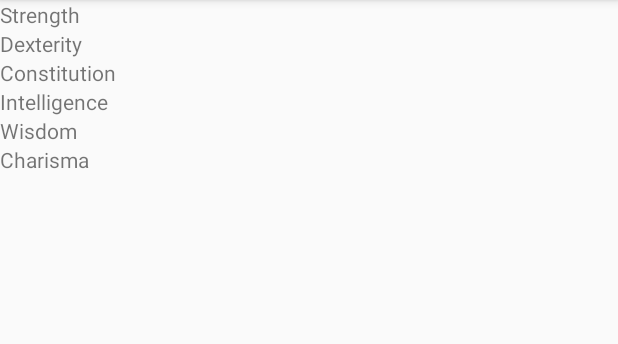
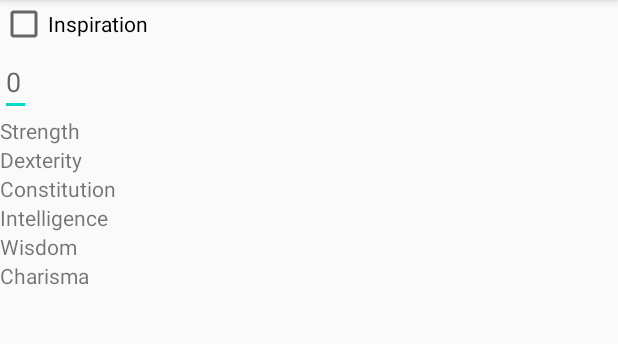
Before and after one commit to austinread/rolladex-android, an Android app: the fragment StatsFragment shown on its own in the app's theme, on a phone screen of 412 x 824 dp, the part 84-428 px from its top. Run offline under Robolectric (Android 15) with nearby library versions, the phone set to English and light mode, and no system bars; our stand-ins replace Room's generated code, data binding; 1 statement that could not run was skipped.

Commit message:
Inspiration and Proficiency fields

```diff
--- a/app/src/main/java/io/github/austinread/rolladex/entities/CharacterSheet.kt
+++ b/app/src/main/java/io/github/austinread/rolladex/entities/CharacterSheet.kt
@@ -22,6 +22,8 @@ data class CharacterSheet(
     @ColumnInfo(name = "alignment") var Alignment: String = "True Neutral",
     @ColumnInfo(name = "xp") var XP: Int = 0,
 
+    @ColumnInfo(name = "inspiration") var Inspiration: Boolean = false,
+    @ColumnInfo(name = "proficiency") var Proficiency: Int = 2,
     @ColumnInfo(name = "strength") var Strength: Int = 10,
     @ColumnInfo(name = "dexterity") var Dexterity: Int = 10,
     @ColumnInfo(name = "constitution") var Constitution: Int = 10,
--- a/app/src/main/java/io/github/austinread/rolladex/fragments/StatsFragment.kt
+++ b/app/src/main/java/io/github/austinread/rolladex/fragments/StatsFragment.kt
@@ -1,10 +1,14 @@
 package io.github.austinread.rolladex.fragments
 
 import android.os.Bundle
+import android.text.Editable
+import android.text.TextWatcher
 import androidx.fragment.app.Fragment
 import android.view.LayoutInflater
 import android.view.View
 import android.view.ViewGroup
+import android.widget.CheckBox
+import android.widget.EditText
 import android.widget.LinearLayout
 import androidx.lifecycle.Observer
 import androidx.lifecycle.ViewModelProvider
@@ -34,6 +38,20 @@ class StatsFragment : Fragment(), AbilityScoreDialog.AbilityScoreDialogListener
         vm = ViewModelProvider(this, vmFactory).get(CharacterSheetViewModel::class.java)
 
         vm.character.observe(viewLifecycleOwner, Observer{ character -> binding.cs = character})
+
+        view.findViewById<EditText>(R.id.et_character_proficiency).addTextChangedListener(object: TextWatcher{
+            override fun afterTextChanged(s: Editable?) {
+                if (vm.character.value != null){
+                    saveUpdates()
+                }
+            }
+            override fun beforeTextChanged(s: CharSequence?, start: Int, count: Int, after: Int) {}
+            override fun onTextChanged(s: CharSequence?, start: Int, before: Int, count: Int) {}
+        })
+
+        view.findViewById<CheckBox>(R.id.cb_character_inspiration).setOnClickListener(){
+            saveUpdates()
+        }
 
         view.findViewById<LinearLayout>(R.id.container_strength).setOnClickListener {
             showAbilityScoreDialog(getString(R.string.strength), binding.cs!!.Strength)
@@ -79,10 +97,14 @@ class StatsFragment : Fragment(), AbilityScoreDialog.AbilityScoreDialogListener
             getString(R.string.charisma) -> binding.cs!!.Charisma = newScore
         }
 
-        vm.update(vm.character.value!!) //lol nullchecking is for nerds
+        saveUpdates()
     }
 
     ///endregion
+
+    private fun saveUpdates(){
+        vm.update(vm.character.value!!) //lol nullchecking is for nerds
+    }
 
     companion object{
         const val ARG_ABILITY_NAME = "ABILITY_NAME"
--- a/app/src/main/java/io/github/austinread/rolladex/utils/AppDatabase.kt
+++ b/app/src/main/java/io/github/austinread/rolladex/utils/AppDatabase.kt
@@ -7,7 +7,7 @@ import androidx.room.RoomDatabase
 import io.github.austinread.rolladex.daos.CharacterDao
 import io.github.austinread.rolladex.entities.CharacterSheet
 
-@Database(entities = [CharacterSheet::class], version = 6, exportSchema = false)
+@Database(entities = [CharacterSheet::class], version = 7, exportSchema = false)
 abstract class AppDatabase : RoomDatabase() {
     abstract fun characterDao(): CharacterDao
 
--- a/app/src/main/java/io/github/austinread/rolladex/utils/BindingUtils.kt
+++ b/app/src/main/java/io/github/austinread/rolladex/utils/BindingUtils.kt
@@ -24,7 +24,7 @@ class BindingUtils {
 
         @JvmStatic
         fun stringToInt(value: String) : Int{
-            return Integer.parseInt(value)
+            return (if (value.isEmpty()) 0 else Integer.parseInt(value))
         }
     }
 }
--- a/app/src/main/res/layout/fragment_stats.xml
+++ b/app/src/main/res/layout/fragment_stats.xml
@@ -11,18 +11,30 @@
         <import type="io.github.austinread.rolladex.utils.BindingUtils" />
     </data>
 
-    <androidx.constraintlayout.widget.ConstraintLayout
+    <LinearLayout
         android:layout_width="match_parent"
-        android:layout_height="match_parent">
+        android:layout_height="match_parent"
+        android:orientation="vertical">
 
-        <LinearLayout
-            android:id="@+id/container_strength"
-            android:layout_width="match_parent"
-            android:layout_height="match_parent"
-            android:orientation="vertical"
-            tools:context=".activities.CharacterSheetActivity">
+        <CheckBox
+            android:id="@+id/cb_character_inspiration"
+            android:layout_width="wrap_content"
+            android:layout_height="wrap_content"
+            android:text="@string/inspiration"
+            android:checked="@={cs.inspiration}" />
+
+        <EditText
+            android:id="@+id/et_character_proficiency"
+            android:layout_width="wrap_content"
+            android:layout_height="wrap_content"
+            android:inputType="number"
+            android:text="@={BindingUtils.intToString(cs.proficiency)}"
+            android:importantForAutofill="no"
+            android:hint="@string/single_character_filler"
+            tools:text="2" />
 
             <LinearLayout
+                android:id="@+id/container_strength"
                 android:layout_width="match_parent"
                 android:layout_height="wrap_content"
                 android:orientation="horizontal">
@@ -183,7 +195,5 @@
                     tools:text="+0" />
             </LinearLayout>
 
-        </LinearLayout>
-
-    </androidx.constraintlayout.widget.ConstraintLayout>
+    </LinearLayout>
 </layout>
--- a/app/src/main/res/values/strings.xml
+++ b/app/src/main/res/values/strings.xml
@@ -159,5 +159,7 @@
     <string name="subclass">SubClass</string>
     <string name="xp">XP</string>
     <string name="background">Background</string>
+    <string name="inspiration">Inspiration</string>
+    <string name="single_character_filler">0</string>
 
 </resources>
```
